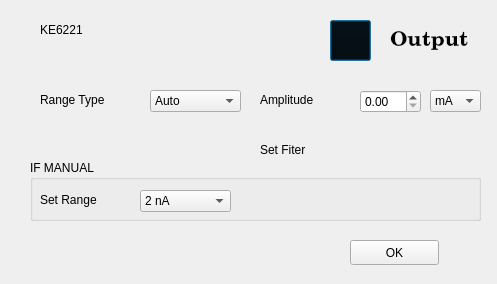
Above: Control VI/ke6221.ui from rohitranjan017/Interfacing-and-Data-Acquisition-from-Scientific-Instruments before the change. Below: the same form after it.
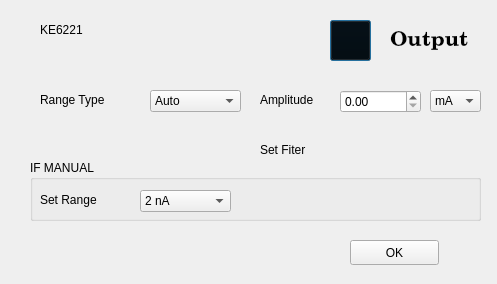
That is the form after the change. Icons and pictures are not drawn.

Patch:
```diff
--- a/Control VI/ke6221.ui
+++ b/Control VI/ke6221.ui
@@ -247,12 +247,15 @@
   <widget class="QDoubleSpinBox" name="SetAmplitude">
    <property name="geometry">
     <rect>
-     <x>360</x>
+     <x>340</x>
      <y>90</y>
-     <width>61</width>
+     <width>81</width>
      <height>23</height>
     </rect>
    </property>
+   <property name="maximum">
+    <double>100000.000000000000000</double>
+   </property>
   </widget>
   <widget class="QComboBox" name="RangeType_2">
    <property name="geometry">
```
